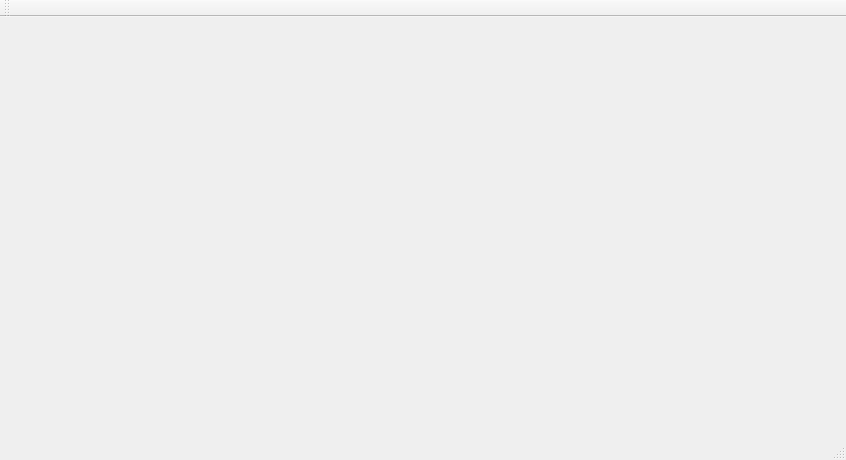
Above: mainwindow.ui from Trother555/ConverTable before the change. Below: the same form after it.
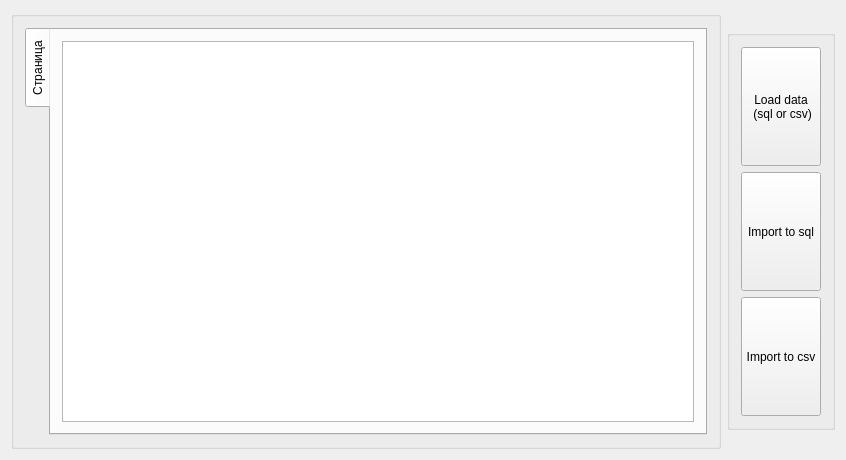
That is the form after the change.

The edit to the form file:
```diff
--- a/mainwindow.ui
+++ b/mainwindow.ui
@@ -13,26 +13,106 @@
   <property name="windowTitle">
    <string>MainWindow</string>
   </property>
-  <widget class="QWidget" name="centralWidget"/>
-  <widget class="QMenuBar" name="menuBar">
-   <property name="geometry">
-    <rect>
-     <x>0</x>
-     <y>0</y>
-     <width>846</width>
-     <height>25</height>
-    </rect>
-   </property>
+  <widget class="QWidget" name="centralWidget">
+   <layout class="QGridLayout" name="gridLayout_2">
+    <item row="0" column="0">
+     <widget class="QGroupBox" name="groupBox_2">
+      <property name="sizePolicy">
+       <sizepolicy hsizetype="Preferred" vsizetype="Preferred">
+        <horstretch>11</horstretch>
+        <verstretch>0</verstretch>
+       </sizepolicy>
+      </property>
+      <property name="styleSheet">
+       <string notr="true"/>
+      </property>
+      <property name="title">
+       <string/>
+      </property>
+      <layout class="QHBoxLayout" name="horizontalLayout">
+       <item>
+        <widget class="QTabWidget" name="tabWidget">
+         <property name="tabPosition">
+          <enum>QTabWidget::West</enum>
+         </property>
+         <widget class="QWidget" name="tab">
+          <attribute name="title">
+           <string>Страница</string>
+          </attribute>
+          <layout class="QHBoxLayout" name="horizontalLayout_2">
+           <item>
+            <widget class="QTableWidget" name="tableWidget"/>
+           </item>
+          </layout>
+         </widget>
+        </widget>
+       </item>
+      </layout>
+     </widget>
+    </item>
+    <item row="0" column="1">
+     <widget class="QGroupBox" name="groupBox">
+      <property name="sizePolicy">
+       <sizepolicy hsizetype="Fixed" vsizetype="Fixed">
+        <horstretch>2</horstretch>
+        <verstretch>0</verstretch>
+       </sizepolicy>
+      </property>
+      <property name="minimumSize">
+       <size>
+        <width>100</width>
+        <height>400</height>
+       </size>
+      </property>
+      <property name="title">
+       <string/>
+      </property>
+      <layout class="QGridLayout" name="gridLayout">
+       <item row="1" column="0">
+        <widget class="QPushButton" name="pushButton_2">
+         <property name="sizePolicy">
+          <sizepolicy hsizetype="Minimum" vsizetype="Preferred">
+           <horstretch>0</horstretch>
+           <verstretch>0</verstretch>
+          </sizepolicy>
+         </property>
+         <property name="text">
+          <string>Import to sql</string>
+         </property>
+        </widget>
+       </item>
+       <item row="2" column="0">
+        <widget class="QPushButton" name="pushButton_3">
+         <property name="sizePolicy">
+          <sizepolicy hsizetype="Minimum" vsizetype="Preferred">
+           <horstretch>0</horstretch>
+           <verstretch>0</verstretch>
+          </sizepolicy>
+         </property>
+         <property name="text">
+          <string>Import to csv</string>
+         </property>
+        </widget>
+       </item>
+       <item row="0" column="0">
+        <widget class="QPushButton" name="pushButton">
+         <property name="sizePolicy">
+          <sizepolicy hsizetype="Minimum" vsizetype="Preferred">
+           <horstretch>0</horstretch>
+           <verstretch>0</verstretch>
+          </sizepolicy>
+         </property>
+         <property name="text">
+          <string>Load data
+ (sql or csv)</string>
+         </property>
+        </widget>
+       </item>
+      </layout>
+     </widget>
+    </item>
+   </layout>
   </widget>
-  <widget class="QToolBar" name="mainToolBar">
-   <attribute name="toolBarArea">
-    <enum>TopToolBarArea</enum>
-   </attribute>
-   <attribute name="toolBarBreak">
-    <bool>false</bool>
-   </attribute>
-  </widget>
-  <widget class="QStatusBar" name="statusBar"/>
  </widget>
  <layoutdefault spacing="6" margin="11"/>
  <resources/>
```
